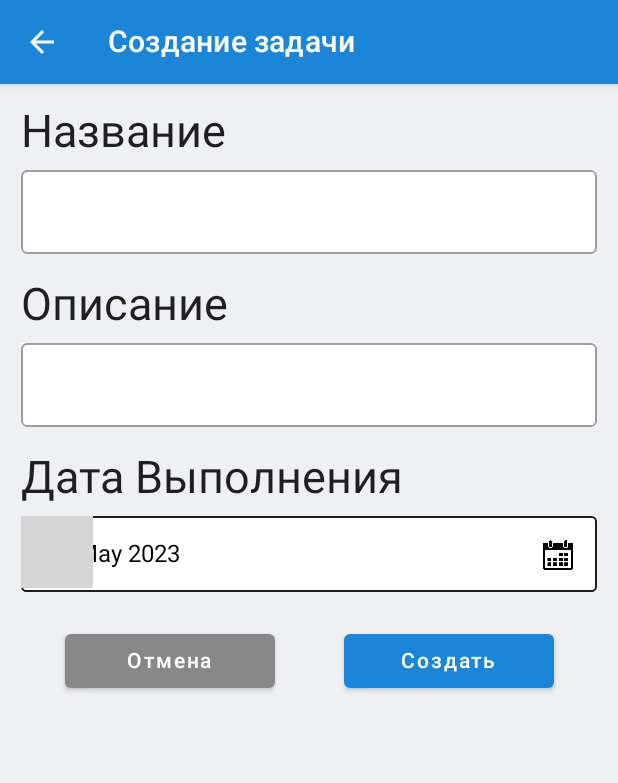
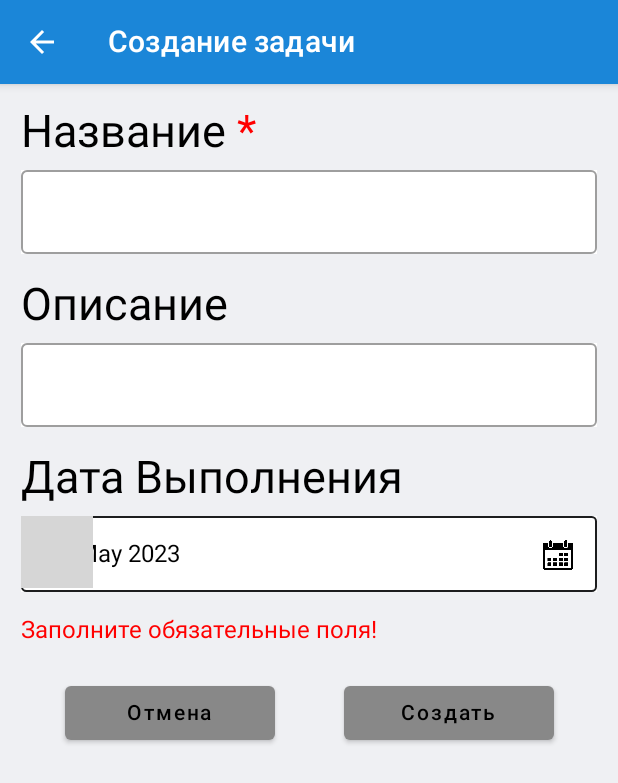
Before and after one commit to Konako1/TaskList, an Android app built with Jetpack Compose: the CreateTaskScreen screen opened through its navigation route, after a tap on "Отмена", on a phone screen of 412 x 824 dp. Shown: the top 783 px of the screen. Run offline under Robolectric (Android 15) with nearby library versions, the phone set to English and light mode, and no system bars; libraries missing offline, so code that uses them is left out: com.vanpra.composematerialdialogs; 2 statements that could not run were skipped; grey boxes are pictures that could not be loaded.

Commit message:
MVP release
- finished all shiet but not task list update in real time

```diff
--- a/app/src/main/java/com/example/tasklistlab/TaskListApp.kt
+++ b/app/src/main/java/com/example/tasklistlab/TaskListApp.kt
@@ -132,19 +132,14 @@ fun TaskListApp(modifier: Modifier = Modifier, viewModel: TaskViewModel = viewMo
                 )
             }
             composable(route = TaskListRoutes.Create.name) {
-                viewModel.addTaskToList(
-                    title = uiState.currentTask.title,
-                    description = uiState.currentTask.description,
-                    completionDate = uiState.currentTask.completionDate
-                )
-
                 CreateTaskScreen(
                     viewModel = viewModel,
                     taskUiState = uiState.currentTask,
-                    onCreateClick = {
+                    onCreateClick = { task ->
+                        viewModel.addTaskToList(task)
                         viewModel.updateTaskList()
+                        navController.navigateUp()
                         Toast.makeText(currentContext, "Задача создана!", Toast.LENGTH_SHORT).show()
-                        navController.navigateUp()
                     },
                     onCancelClick = { task ->
                         viewModel.deleteTask(task)
@@ -155,7 +150,13 @@ fun TaskListApp(modifier: Modifier = Modifier, viewModel: TaskViewModel = viewMo
                 TaskViewScreen(
                     viewModel = viewModel,
                     taskUiState = uiState.currentTask,
-                    onDeleteClick = { viewModel.deleteTask(uiState.currentTask) },
+                    onDeleteClick = {
+                        viewModel.deleteTask(uiState.currentTask)
+                        viewModel.updateTaskList()
+                        Toast.makeText(currentContext,"Задача удалена!", Toast.LENGTH_SHORT).show()
+                        navController.navigateUp()
+
+                    },
                     onCompletedClick = {
                         viewModel.changeTaskCompletedValue(uiState.currentTask)
                         viewModel.updateTaskList()
--- a/app/src/main/java/com/example/tasklistlab/ui/CreateTaskScreen.kt
+++ b/app/src/main/java/com/example/tasklistlab/ui/CreateTaskScreen.kt
@@ -46,21 +46,35 @@ fun CreateTaskScreen(
                 onClick = { onCancelClick(taskUiState) },
                 colors = ButtonDefaults.buttonColors(
                     backgroundColor = Color.Gray,
-                    contentColor = MaterialTheme.colors.onPrimary
+                    contentColor = MaterialTheme.colors.onSecondary
                 ),
                 modifier = modifier.width(140.dp)
             ) {
                 Text(text = "Отмена")
             }
+            if (taskUiState.title != "") {
                 Button(
                     onClick = { onCreateClick(taskUiState) },
                     colors = ButtonDefaults.buttonColors(
                         backgroundColor = MaterialTheme.colors.primary,
-                    contentColor = MaterialTheme.colors.onPrimary
+                        contentColor = MaterialTheme.colors.onSecondary
                     ),
                     modifier = modifier.width(140.dp)
                 ) {
                     Text(text = "Создать")
+                }
+            }
+            else {
+                Button(
+                    onClick = {},
+                    colors = ButtonDefaults.buttonColors(
+                        backgroundColor = Color.Gray,
+                        contentColor = MaterialTheme.colors.onSecondary
+                    ),
+                    modifier = modifier.width(140.dp)
+                ) {
+                    Text(text = "Создать")
+                }
             }
         }
     }
--- a/app/src/main/java/com/example/tasklistlab/ui/TaskListScreen.kt
+++ b/app/src/main/java/com/example/tasklistlab/ui/TaskListScreen.kt
@@ -21,6 +21,7 @@ import androidx.compose.foundation.layout.wrapContentHeight
 import androidx.compose.foundation.lazy.LazyColumn
 import androidx.compose.foundation.lazy.items
 import androidx.compose.foundation.lazy.rememberLazyListState
+import androidx.compose.material.MaterialTheme
 import androidx.compose.material.Text
 import androidx.compose.runtime.Composable
 import androidx.compose.runtime.collectAsState
@@ -60,6 +61,18 @@ val TaskUiState.colorPalette: Pair<Color, Color>
     }
 
 
+fun cutTextField(textLen: Int, textField: String?): String {
+    if (textField == null)
+        return ""
+    if (textField.length < textLen)
+        return textField
+
+    return textField
+        .removeRange(textLen, textField.length)
+        .plus("...")
+}
+
+
 @Composable
 fun TaskListScreen(
     taskUiStateList: List<TaskUiState>,
@@ -71,7 +84,6 @@ fun TaskListScreen(
     val lazyListState = rememberLazyListState()
     LazyColumn(
         state = lazyListState,
-        userScrollEnabled = true,
         modifier = modifier
     ) {
         items(taskUiStateList) { task ->
@@ -131,7 +143,7 @@ fun TaskItemScreen(
             modifier = modifier
                 .fillMaxSize()
                 .wrapContentHeight()
-                .background(Color.White)
+                .background(MaterialTheme.colors.onPrimary)
                 .clickable { onTaskClicked() }
         ) {
             Row(
@@ -142,8 +154,9 @@ fun TaskItemScreen(
                     modifier = modifier.padding(8.dp, 8.dp, 8.dp, 0.dp)
                 ) {
                     Text(
-                        text = taskUiState.title,
+                        text = cutTextField(15, taskUiState.title),
                         fontSize = 28.sp,
+                        color = MaterialTheme.colors.onSecondary
                     )
                 }
             }
@@ -152,11 +165,12 @@ fun TaskItemScreen(
                 verticalAlignment = Alignment.Top,
                 modifier = modifier.padding(8.dp, 8.dp, 8.dp, 0.dp)
             ) {
-                taskUiState.description?.let { Text(
-                    text = it,
+                Text(
+                    text = cutTextField(70, taskUiState.description),
+                    color = MaterialTheme.colors.onSecondary,
                     fontSize = 16.sp,
                     softWrap = true
-                ) }
+                )
             }
             Row(
                 verticalAlignment = Alignment.CenterVertically,
@@ -169,12 +183,14 @@ fun TaskItemScreen(
                 Image(
                     painter = painterResource(id = R.drawable.calendar_image),
                     contentDescription = null,
-                    modifier = modifier.size(14.dp)
+                    modifier = modifier.size(14.dp),
+                    colorFilter = ColorFilter.tint(MaterialTheme.colors.onSecondary)
                 )
                 Spacer(modifier = modifier.size(6.dp))
                 Text(
                     text = taskUiState.completionDate.format(DateTimeFormatter.ofPattern("dd MMMM y")),
                     fontSize = 14.sp,
+                    color = MaterialTheme.colors.onSecondary,
                     softWrap = false
                 )
             }
--- a/app/src/main/java/com/example/tasklistlab/ui/TaskViewModel.kt
+++ b/app/src/main/java/com/example/tasklistlab/ui/TaskViewModel.kt
@@ -67,12 +67,12 @@ class TaskViewModel : ViewModel() {
         return sortedTaskListUiState
     }
 
-    fun addTaskToList(title: String, description: String?, completionDate: LocalDate) {
+    fun addTaskToList(task: TaskUiState) {
         _uiState.update { currentState ->
             currentState.taskList.add(TaskUiState(
-                title = title,
-                description = description,
-                completionDate = completionDate
+                title = task.title,
+                description = task.description,
+                completionDate = task.completionDate
             ))
             currentState.copy(
                 taskList = currentState.taskList
@@ -100,7 +100,12 @@ class TaskViewModel : ViewModel() {
     }
 
     fun deleteTask(taskUiState: TaskUiState) {
-        _uiState.value.taskList.remove(taskUiState)
+        _uiState.update { currentState ->
+            currentState.taskList.remove(taskUiState)
+            currentState.copy(
+                taskList = currentState.taskList
+            )
+        }
     }
 
     fun editTaskData(
@@ -112,6 +117,20 @@ class TaskViewModel : ViewModel() {
     )
     {
         val index = _uiState.value.taskList.indexOf(task)
+        if (index == -1) {
+            _uiState.update { currentState ->
+                val newTask = TaskUiState(
+                    title = title ?: task.title,
+                    description = description ?: task.description,
+                    completionDate = completionDate ?: task.completionDate,
+                    isCompleted = isCompleted ?: false
+                )
+                currentState.copy(
+                    currentTask = newTask
+                )
+            }
+            return
+        }
         _uiState.update { currentState ->
             val newTask = TaskUiState(
                 title = title ?: task.title,
--- a/app/src/main/java/com/example/tasklistlab/ui/TaskViewScreen.kt
+++ b/app/src/main/java/com/example/tasklistlab/ui/TaskViewScreen.kt
@@ -48,7 +48,7 @@ fun TaskViewScreen(
                 onClick = { onDeleteClick(taskUiState) },
                 colors = ButtonDefaults.buttonColors(
                     backgroundColor = MaterialTheme.colors.error,
-                    contentColor = MaterialTheme.colors.onPrimary
+                    contentColor = MaterialTheme.colors.onSecondary
                 ),
                 modifier = modifier.width(140.dp)
             ) {
@@ -59,11 +59,11 @@ fun TaskViewScreen(
                 colors = if (taskUiState.isCompleted)
                     ButtonDefaults.buttonColors(
                         backgroundColor = Color.Gray,
-                        contentColor = MaterialTheme.colors.onPrimary
+                        contentColor = MaterialTheme.colors.onSecondary
                 ) else
                     ButtonDefaults.buttonColors(
                         backgroundColor = Color(0xFF2EAD20),
-                        contentColor = MaterialTheme.colors.onPrimary
+                        contentColor = MaterialTheme.colors.onSecondary
                 ),
                 modifier = modifier.width(140.dp)
             ) {
--- a/app/src/main/java/com/example/tasklistlab/ui/parts/TaskDataScreen.kt
+++ b/app/src/main/java/com/example/tasklistlab/ui/parts/TaskDataScreen.kt
@@ -16,6 +16,7 @@ import androidx.compose.foundation.shape.RoundedCornerShape
 import androidx.compose.foundation.text.KeyboardOptions
 import androidx.compose.material.MaterialTheme
 import androidx.compose.material.OutlinedTextField
+import androidx.compose.material.Shapes
 import androidx.compose.material.Text
 import androidx.compose.runtime.Composable
 import androidx.compose.runtime.getValue
@@ -24,7 +25,9 @@ import androidx.compose.runtime.saveable.rememberSaveable
 import androidx.compose.runtime.setValue
 import androidx.compose.ui.Alignment
 import androidx.compose.ui.Modifier
+import androidx.compose.ui.draw.shadow
 import androidx.compose.ui.graphics.Color
+import androidx.compose.ui.graphics.Shape
 import androidx.compose.ui.res.painterResource
 import androidx.compose.ui.text.TextStyle
 import androidx.compose.ui.text.input.ImeAction
@@ -36,6 +39,7 @@ import com.example.tasklistlab.R
 import com.example.tasklistlab.data.TaskListUiState
 import com.example.tasklistlab.data.TaskUiState
 import com.example.tasklistlab.ui.TaskViewModel
+import com.example.tasklistlab.ui.theme.Shapes
 import com.vanpra.composematerialdialogs.MaterialDialog
 import com.vanpra.composematerialdialogs.datetime.date.datepicker
 import com.vanpra.composematerialdialogs.rememberMaterialDialogState
@@ -57,10 +61,18 @@ fun TaskDataScreen(
     Column(
         modifier = modifier.padding(14.dp).fillMaxWidth()
     ) {
-        Text(
-            text = "Название",
-            fontSize = 30.sp,
-        )
+        Row {
+            Text(
+                text = "Название",
+                fontSize = 30.sp,
+                color = MaterialTheme.colors.onSecondary
+            )
+            Text(
+                text = " *",
+                fontSize = 30.sp,
+                color = Color.Red
+            )
+        }
         OutlinedTextField(
             keyboardOptions = KeyboardOptions(
                 capitalization = KeyboardCapitalization.None,
@@ -76,19 +88,23 @@ fun TaskDataScreen(
                     title = title
                 )
             },
-            textStyle = TextStyle(fontSize = 20.sp),
+            textStyle = TextStyle(
+                fontSize = 20.sp,
+                color = MaterialTheme.colors.onSecondary
+            ),
             modifier = modifier
                 .fillMaxWidth()
                 .padding(
                     top = 8.dp,
                     bottom = 16.dp
                 )
-                .background(Color.White)
+                .background(MaterialTheme.colors.onPrimary)
         )
 
         Text(
             text = "Описание",
             fontSize = 30.sp,
+            color = MaterialTheme.colors.onSecondary
         )
         OutlinedTextField(
             keyboardOptions = KeyboardOptions(
@@ -105,19 +121,23 @@ fun TaskDataScreen(
                     description = description
                 )
             },
-            textStyle = TextStyle(fontSize = 20.sp),
+            textStyle = TextStyle(
+                fontSize = 20.sp,
+                color = MaterialTheme.colors.onSecondary
+            ),
             modifier = modifier
                 .fillMaxWidth()
                 .padding(
                     top = 8.dp,
                     bottom = 16.dp
                 )
-                .background(Color.White)
+                .background(MaterialTheme.colors.onPrimary)
         )
 
         Text(
             text = "Дата Выполнения",
-            fontSize = 30.sp
+            fontSize = 30.sp,
+            color = MaterialTheme.colors.onSecondary
         )
 
         val dialogState = rememberMaterialDialogState()
@@ -131,7 +151,7 @@ fun TaskDataScreen(
                 .clickable {
                     dialogState.show()
                 }
-                .background(Color.White)
+                .background(MaterialTheme.colors.onPrimary)
         ) {
             MaterialDialog(
                 dialogState = dialogState,
@@ -148,7 +168,6 @@ fun TaskDataScreen(
                         taskUiState,
                         completionDate = completionDate
                     )
-                    viewModel.updateTaskList()
                 }
             }
             Row(
@@ -158,7 +177,7 @@ fun TaskDataScreen(
             ) {
                 Text(
                     text = completionDate.format(DateTimeFormatter.ofPattern("dd MMMM yyy")),
-                    color = MaterialTheme.colors.onSurface,
+                    color = MaterialTheme.colors.onSecondary,
                     modifier = Modifier
                         .padding(16.dp)
                 )
@@ -171,5 +190,15 @@ fun TaskDataScreen(
                 )
             }
         }
+        Row {
+            val requiredText = if (taskUiState.title == "") "Заполните обязательные поля!" else ""
+            Text(
+                text = requiredText,
+                color = Color.Red,
+                modifier = modifier
+                    .padding(top = 16.dp, end = 16.dp)
+            )
+
+        }
     }
 }
--- a/app/src/main/java/com/example/tasklistlab/ui/theme/Theme.kt
+++ b/app/src/main/java/com/example/tasklistlab/ui/theme/Theme.kt
@@ -5,6 +5,7 @@ import androidx.compose.material.MaterialTheme
 import androidx.compose.material.darkColors
 import androidx.compose.material.lightColors
 import androidx.compose.runtime.Composable
+import androidx.compose.ui.graphics.Color
 
 private val DarkColorPalette = darkColors(
     primary = Blue400,
@@ -12,8 +13,9 @@ private val DarkColorPalette = darkColors(
     onPrimary = Black,
     secondary = Violet400,
     secondaryVariant = Violet400,
-    onSecondary = Black,
-    background = DarkGray
+    onSecondary = White,
+    background = DarkGray,
+    onBackground = Black,
 )
 
 private val LightColorPalette = lightColors(
@@ -24,7 +26,7 @@ private val LightColorPalette = lightColors(
     secondaryVariant = Violet700,
     onSecondary = Black,
     background = NotReallyWhite,
-
+    onBackground = Black
 )
 
 @Composable
```
Lines whose indentation alone changed are shown as unchanged.
